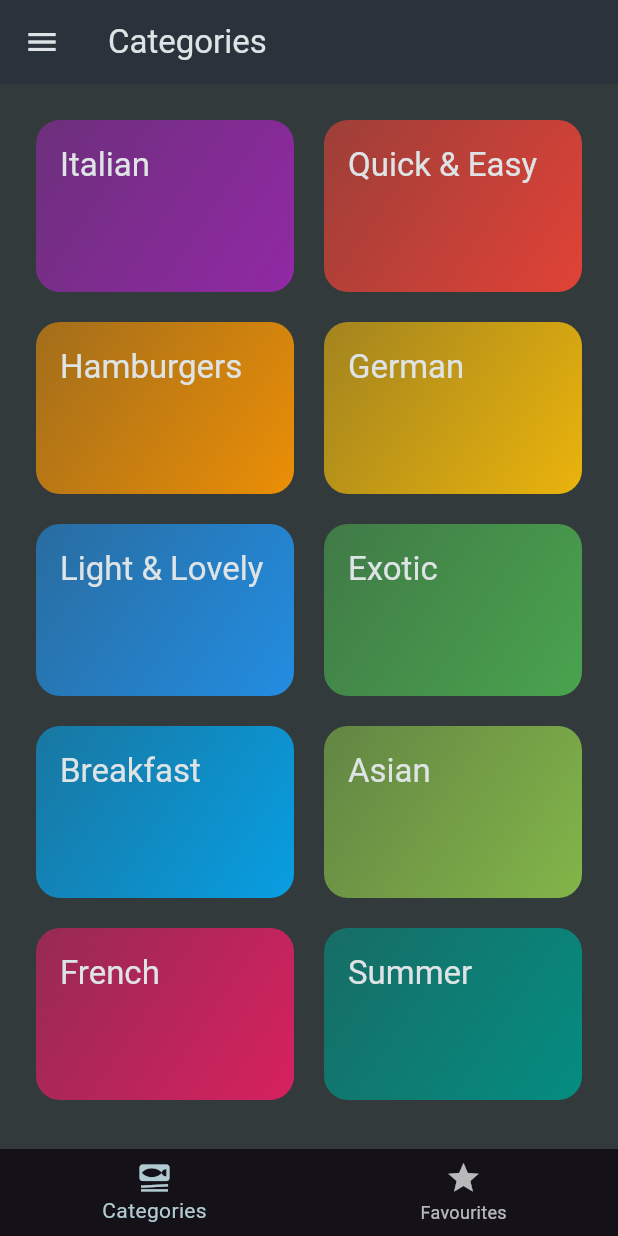
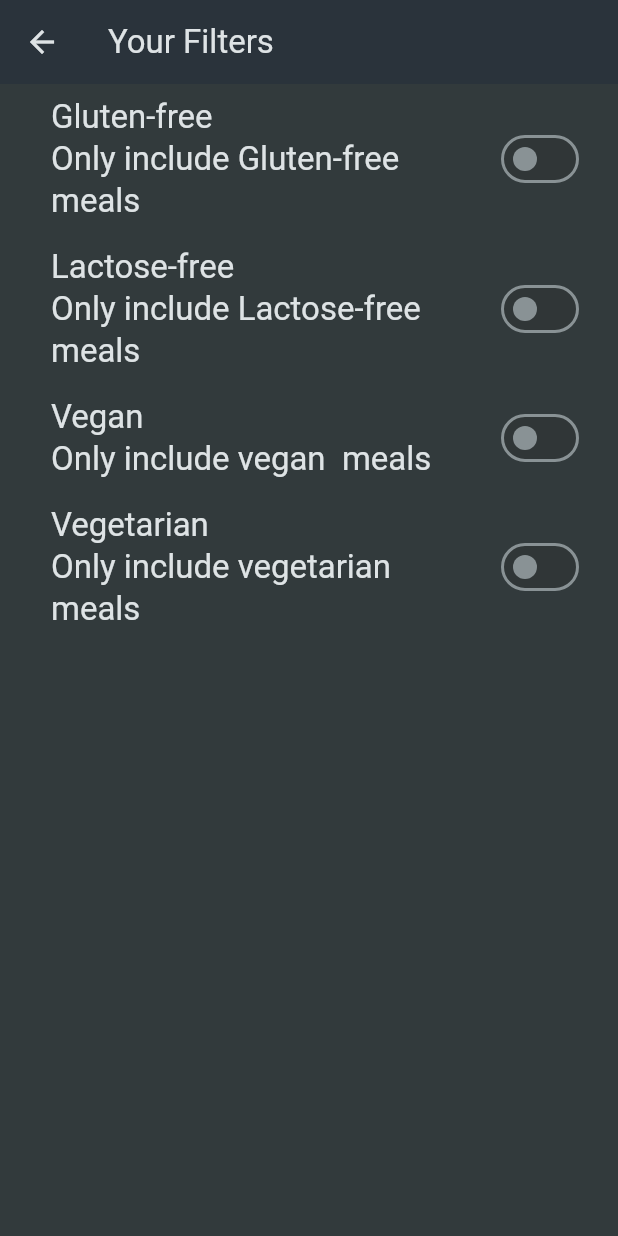
Before and after one commit to Wilson-Ochieng/mealsapp, a Flutter app: the screen it shows after launch, in the side drawer, after a tap on "Filters", on a phone screen of 412 x 824 dp. Run offline on Flutter 3.47's test engine with Material 3 defaults, Android fonts, the phone set to English and light mode, and no system bars; our stand-ins replace transparent_image.

Commit message:
created filters

```diff
--- /dev/null
+++ b/lib/screens/filters.dart
@@ -0,0 +1,114 @@
+import 'package:flutter/material.dart';
+import 'package:mealsapp/screens/tabs.dart';
+import 'package:mealsapp/widgets/main_drawer.dart';
+
+class FilterScreen extends StatefulWidget {
+  const FilterScreen({super.key});
+
+  @override
+  State<FilterScreen> createState() => _FilterScreenState();
+}
+
+class _FilterScreenState extends State<FilterScreen> {
+  var _gluttenFreeFilterSet = false;
+  var _lactoseFreeFilterSet = false;
+  var _veganFilterSet = false;
+  var _vegetarianFilterSet = false;
+
+  @override
+  Widget build(BuildContext context) {
+    return Scaffold(
+      appBar: AppBar(
+        title: const Text('Your Filters'),
+      ),
+      // drawer: MainDrawer(onSelectScreen: (identfier) {
+      //   Navigator.of(context)
+      //       .push(MaterialPageRoute(builder: (ctx) => const TabsScreen()));
+      // }),
+      body: Column(
+        children: [
+          SwitchListTile(
+            value: _gluttenFreeFilterSet,
+            onChanged: (isChecked) {
+              setState(() {
+                _gluttenFreeFilterSet = isChecked;
+              });
+            },
+            title: Text('Gluten-free',
+                style: Theme.of(context).textTheme.titleLarge!.copyWith(
+                    color: Theme.of(context).colorScheme.onBackground)),
+            subtitle: Text(
+              'Only include Gluten-free meals',
+              style: Theme.of(context)
+                  .textTheme
+                  .titleLarge!
+                  .copyWith(color: Theme.of(context).colorScheme.onBackground),
+            ),
+            activeColor: Theme.of(context).colorScheme.tertiary,
+            contentPadding: const EdgeInsets.only(left: 34, right: 22),
+          ),
+          SwitchListTile(
+            value: _lactoseFreeFilterSet,
+            onChanged: (isChecked) {
+              setState(() {
+                _lactoseFreeFilterSet = isChecked;
+              });
+            },
+            title: Text('Lactose-free',
+                style: Theme.of(context).textTheme.titleLarge!.copyWith(
+                    color: Theme.of(context).colorScheme.onBackground)),
+            subtitle: Text(
+              'Only include Lactose-free meals',
+              style: Theme.of(context)
+                  .textTheme
+                  .titleLarge!
+                  .copyWith(color: Theme.of(context).colorScheme.onBackground),
+            ),
+            activeColor: Theme.of(context).colorScheme.tertiary,
+            contentPadding: const EdgeInsets.only(left: 34, right: 22),
+          ),
+          SwitchListTile(
+            value: _veganFilterSet,
+            onChanged: (isChecked) {
+              setState(() {
+                _veganFilterSet = isChecked;
+              });
+            },
+            title: Text('Vegan',
+                style: Theme.of(context).textTheme.titleLarge!.copyWith(
+                    color: Theme.of(context).colorScheme.onBackground)),
+            subtitle: Text(
+              'Only include vegan  meals',
+              style: Theme.of(context)
+                  .textTheme
+                  .titleLarge!
+                  .copyWith(color: Theme.of(context).colorScheme.onBackground),
+            ),
+            activeColor: Theme.of(context).colorScheme.tertiary,
+            contentPadding: const EdgeInsets.only(left: 34, right: 22),
+          ),
+          SwitchListTile(
+            value: _vegetarianFilterSet,
+            onChanged: (isChecked) {
+              setState(() {
+                _vegetarianFilterSet = isChecked;
+              });
+            },
+            title: Text('Vegetarian',
+                style: Theme.of(context).textTheme.titleLarge!.copyWith(
+                    color: Theme.of(context).colorScheme.onBackground)),
+            subtitle: Text(
+              'Only include vegetarian meals',
+              style: Theme.of(context)
+                  .textTheme
+                  .titleLarge!
+                  .copyWith(color: Theme.of(context).colorScheme.onBackground),
+            ),
+            activeColor: Theme.of(context).colorScheme.tertiary,
+            contentPadding: const EdgeInsets.only(left: 34, right: 22),
+          ),
+        ],
+      ),
+    );
+  }
+}
--- a/lib/screens/tabs.dart
+++ b/lib/screens/tabs.dart
@@ -1,6 +1,7 @@
 import 'package:flutter/material.dart';
 import 'package:mealsapp/model/meals.dart';
 import 'package:mealsapp/screens/categories.dart';
+import 'package:mealsapp/screens/filters.dart';
 import 'package:mealsapp/screens/meals.dart';
 import 'package:mealsapp/widgets/main_drawer.dart';
 
@@ -44,11 +45,12 @@ class _TabsScreenState extends State<TabsScreen> {
   }
 
   void _setScreen(String identifier) {
-    if (identifier == 'Filter') {
-    } else {
+    Navigator.of(context).pop();
 
-      Navigator.of(context).pop();
-    }
+    if (identifier == 'filters') {
+      Navigator.of(context)
+          .push(MaterialPageRoute(builder: (ctx) => const FilterScreen()));
+    } else {}
   }
 
   @override
--- a/lib/widgets/main_drawer.dart
+++ b/lib/widgets/main_drawer.dart
@@ -67,7 +67,7 @@ class MainDrawer extends StatelessWidget {
                   .copyWith(color: Theme.of(context).colorScheme.primary),
             ),
             onTap: () {
-              onSelectScreen('Filters');
+              onSelectScreen('filters');
             },
           )
         ],
```
